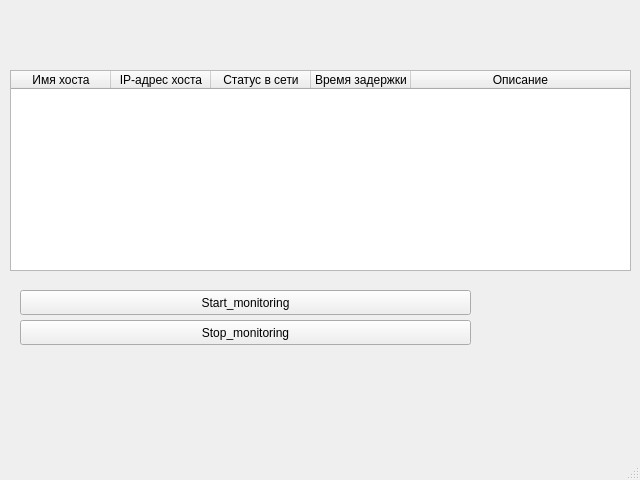
Above: ui/main_window.ui from aleksey88bsuir/Network_monitoring before the change. Below: the same form after it.
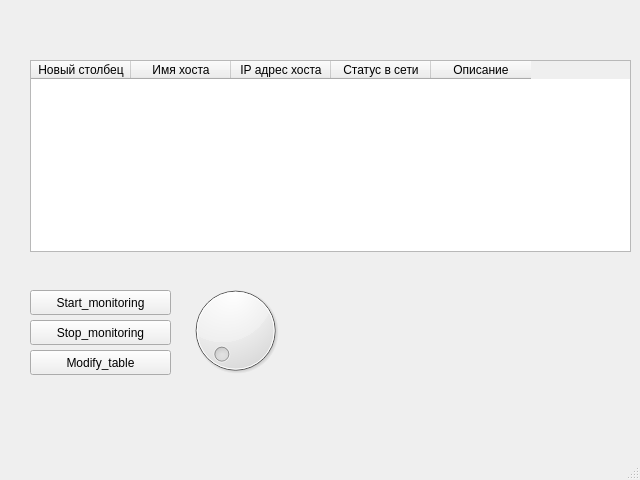
That is the form after the change.

Commit message: Подключил прототип скина к программе. Сделал кнопку регулировки громкости. Она работаетgit status!

```diff
--- a/ui/main_window.ui
+++ b/ui/main_window.ui
@@ -14,94 +14,12 @@
    <string>MainWindow</string>
   </property>
   <widget class="QWidget" name="centralwidget">
-   <widget class="QTableWidget" name="tableWidget">
-    <property name="geometry">
-     <rect>
-      <x>10</x>
-      <y>70</y>
-      <width>621</width>
-      <height>201</height>
-     </rect>
-    </property>
-    <property name="autoFillBackground">
-     <bool>false</bool>
-    </property>
-    <attribute name="horizontalHeaderCascadingSectionResizes">
-     <bool>false</bool>
-    </attribute>
-    <attribute name="horizontalHeaderStretchLastSection">
-     <bool>true</bool>
-    </attribute>
-    <attribute name="verticalHeaderCascadingSectionResizes">
-     <bool>false</bool>
-    </attribute>
-    <column>
-     <property name="text">
-      <string>Имя хоста</string>
-     </property>
-     <property name="background">
-      <color>
-       <red>220</red>
-       <green>138</green>
-       <blue>221</blue>
-      </color>
-     </property>
-    </column>
-    <column>
-     <property name="text">
-      <string>IP-адрес хоста</string>
-     </property>
-     <property name="background">
-      <color>
-       <red>220</red>
-       <green>138</green>
-       <blue>221</blue>
-      </color>
-     </property>
-    </column>
-    <column>
-     <property name="text">
-      <string>Статус в сети</string>
-     </property>
-     <property name="background">
-      <color>
-       <red>220</red>
-       <green>138</green>
-       <blue>221</blue>
-      </color>
-     </property>
-    </column>
-    <column>
-     <property name="text">
-      <string>Время задержки</string>
-     </property>
-     <property name="background">
-      <color>
-       <red>220</red>
-       <green>138</green>
-       <blue>221</blue>
-      </color>
-     </property>
-    </column>
-    <column>
-     <property name="text">
-      <string>Описание</string>
-     </property>
-     <property name="background">
-      <color>
-       <red>220</red>
-       <green>138</green>
-       <blue>221</blue>
-      </color>
-     </property>
-    </column>
-   </widget>
    <widget class="QPushButton" name="b_start">
     <property name="geometry">
      <rect>
-      <x>20</x>
+      <x>30</x>
       <y>290</y>
-      <width>451</width>
+      <width>141</width>
       <height>25</height>
      </rect>
     </property>
@@ -112,9 +30,9 @@
    <widget class="QPushButton" name="b_stop">
     <property name="geometry">
      <rect>
-      <x>20</x>
+      <x>30</x>
       <y>320</y>
-      <width>451</width>
+      <width>141</width>
       <height>25</height>
      </rect>
     </property>
@@ -122,6 +40,90 @@
      <string>Stop_monitoring</string>
     </property>
    </widget>
+   <widget class="QLabel" name="l_current_status">
+    <property name="geometry">
+     <rect>
+      <x>30</x>
+      <y>260</y>
+      <width>451</width>
+      <height>17</height>
+     </rect>
+    </property>
+    <property name="text">
+     <string/>
+    </property>
+   </widget>
+   <widget class="QPushButton" name="b_modify">
+    <property name="geometry">
+     <rect>
+      <x>30</x>
+      <y>350</y>
+      <width>141</width>
+      <height>25</height>
+     </rect>
+    </property>
+    <property name="text">
+     <string>Modify_table</string>
+    </property>
+   </widget>
+   <widget class="QDial" name="q_volume_cont">
+    <property name="geometry">
+     <rect>
+      <x>180</x>
+      <y>280</y>
+      <width>111</width>
+      <height>101</height>
+     </rect>
+    </property>
+   </widget>
+   <widget class="QLabel" name="l_volume">
+    <property name="geometry">
+     <rect>
+      <x>300</x>
+      <y>350</y>
+      <width>321</width>
+      <height>17</height>
+     </rect>
+    </property>
+    <property name="text">
+     <string/>
+    </property>
+   </widget>
+   <widget class="QTableWidget" name="tableWidget">
+    <property name="geometry">
+     <rect>
+      <x>30</x>
+      <y>60</y>
+      <width>601</width>
+      <height>192</height>
+     </rect>
+    </property>
+    <column>
+     <property name="text">
+      <string>Новый столбец</string>
+     </property>
+    </column>
+    <column>
+     <property name="text">
+      <string>Имя хоста</string>
+     </property>
+    </column>
+    <column>
+     <property name="text">
+      <string>IP адрес хоста</string>
+     </property>
+    </column>
+    <column>
+     <property name="text">
+      <string>Статус в сети</string>
+     </property>
+    </column>
+    <column>
+     <property name="text">
+      <string>Описание</string>
+     </property>
+    </column>
+   </widget>
   </widget>
   <widget class="QMenuBar" name="menubar">
    <property name="geometry">
```
The commit also changes 9 other files.
